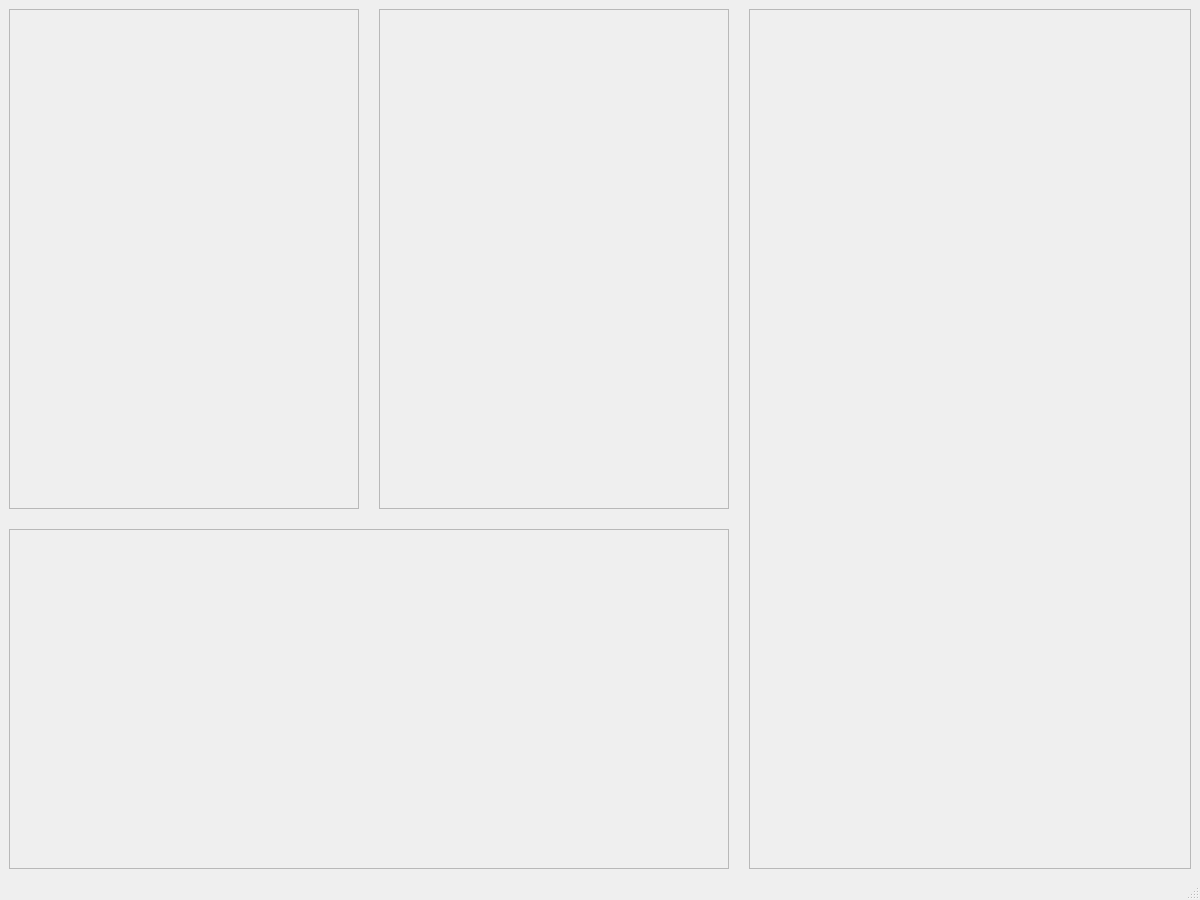
First picture: the form in resources/ui/app.ui, repository mattlam88/memes-to-dremes, before the edit.
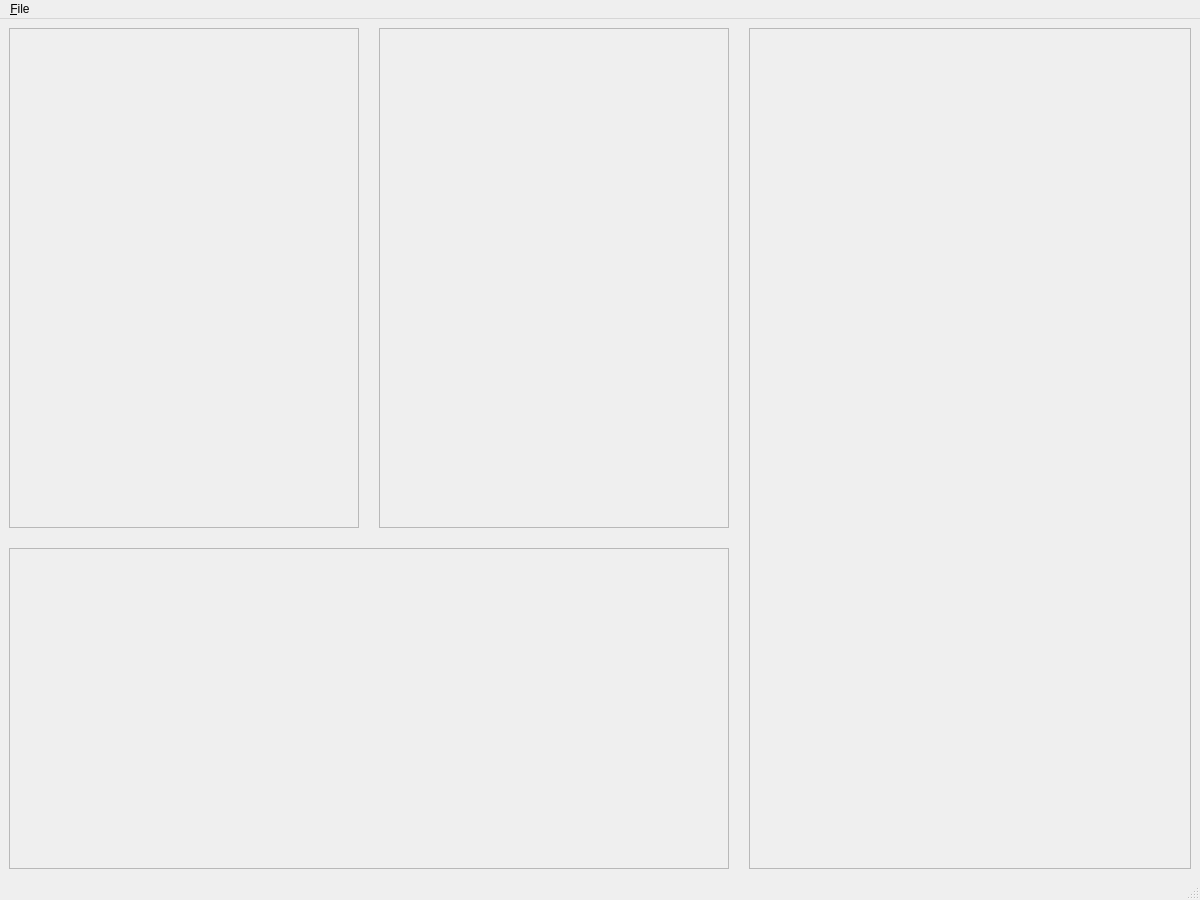
Second picture: the form after the edit.

Diff of the .ui file:
```diff
--- a/resources/ui/app.ui
+++ b/resources/ui/app.ui
@@ -131,6 +131,14 @@
      <height>21</height>
     </rect>
    </property>
+   <widget class="QMenu" name="file">
+    <property name="title">
+     <string>&amp;File</string>
+    </property>
+    <addaction name="actionSettings"/>
+    <addaction name="actionClose"/>
+   </widget>
+   <addaction name="file"/>
   </widget>
   <widget class="QStatusBar" name="statusbar"/>
  </widget>
```
Left out of the diff: 10 changed lines with no effect on the pictures.
